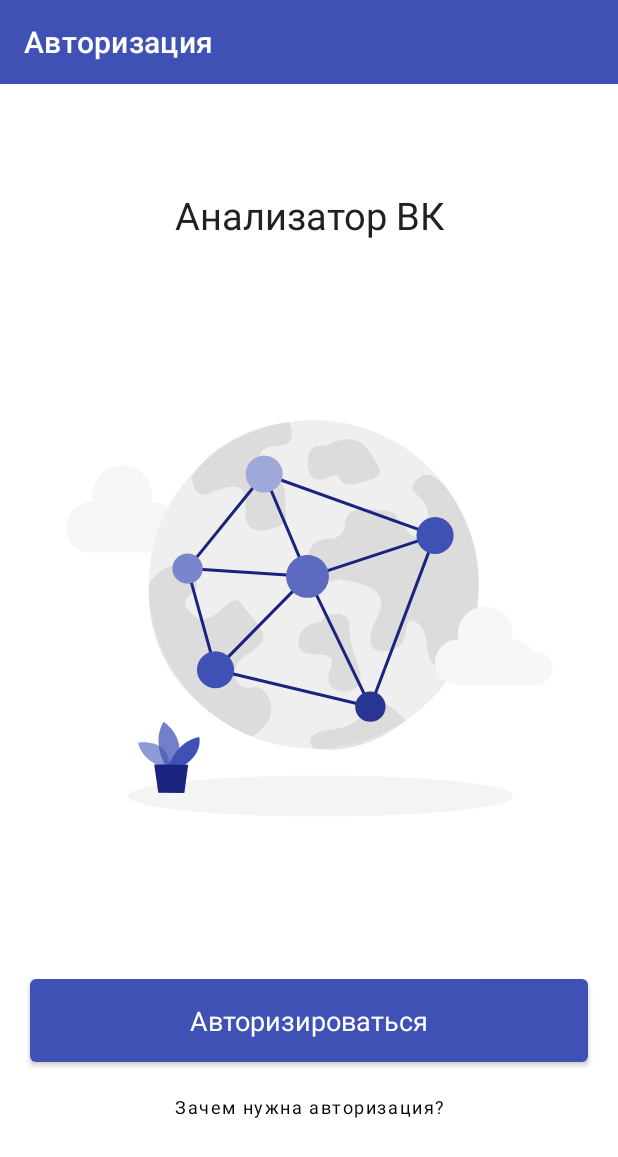
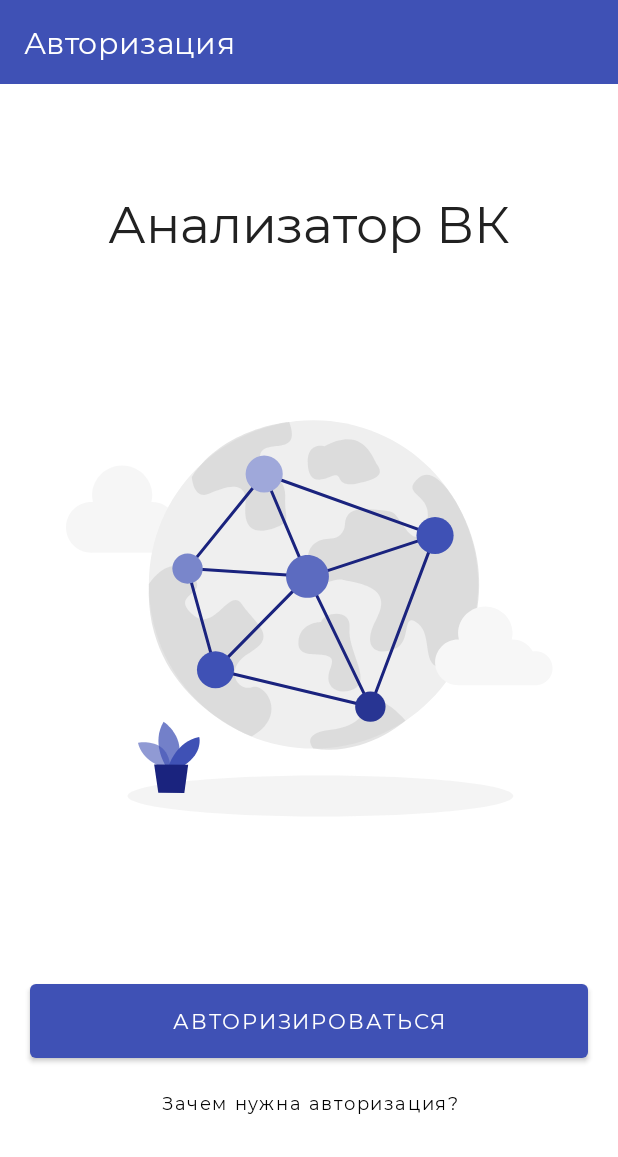
Before and after one commit to ivanovd422/VK.Analyzer, an Android app: the LoginActivity screen opened directly, with no data from a screen before it, on a phone screen of 412 x 824 dp. Shown: the top 1157 px of the screen. Run offline under Robolectric (Android 15) with nearby library versions, the light colour scheme and no system bars; libraries missing offline, so code that uses them is left out: com.vk.api; 6 statements that could not run were skipped.

Commit message:
add montserrat font

```diff
--- a/app/src/main/res/layout/activity_login.xml
+++ b/app/src/main/res/layout/activity_login.xml
@@ -12,14 +12,14 @@
 
     <TextView
         android:id="@+id/tv_title_login"
-        style="@style/Widget.TextView.Regular"
+        style="@style/Widget.TextView.Montserrat"
         android:layout_width="wrap_content"
         android:layout_height="wrap_content"
         android:layout_marginTop="70dp"
         android:gravity="center"
         android:text="@string/login_main_text"
         android:textColor="@color/colorBlack"
-        android:textSize="25sp"
+        android:textSize="34sp"
 
         app:layout_constraintEnd_toEndOf="parent"
         app:layout_constraintStart_toStartOf="parent"
@@ -45,7 +45,7 @@
 
         <Button
             android:id="@+id/btn_auth_by_vk"
-            style="@style/Widget.TextView.Regular"
+            style="@style/MaterialButton.Montserrat"
             android:layout_width="match_parent"
             android:layout_height="wrap_content"
             android:layout_marginStart="20dp"
@@ -54,11 +54,11 @@
             android:padding="15dp"
             android:text="@string/auth_by_vk"
             android:textColor="@color/colorWhite"
-            android:textSize="18sp"/>
+            android:textSize="14sp"/>
 
         <Button
             android:id="@+id/btn_why_should_auth"
-            style="@style/MaterialButton.Borderless"
+            style="@style/MaterialButton.Borderless.Montserrat"
             android:layout_width="wrap_content"
             android:layout_height="wrap_content"
             android:layout_gravity="center"
--- a/app/src/main/res/layout/dialog_auth_info.xml
+++ b/app/src/main/res/layout/dialog_auth_info.xml
@@ -39,7 +39,7 @@
 
     <com.google.android.material.button.MaterialButton
         android:id="@+id/btn_ok"
-        style="@style/MaterialButton"
+        style="@style/MaterialButton.Montserrat"
         android:layout_width="0dp"
         android:layout_height="wrap_content"
         android:layout_margin="20dp"
--- a/app/src/main/res/layout/dialog_permissions_info.xml
+++ b/app/src/main/res/layout/dialog_permissions_info.xml
@@ -39,7 +39,7 @@
 
     <com.google.android.material.button.MaterialButton
         android:id="@+id/btn_ok"
-        style="@style/MaterialButton"
+        style="@style/MaterialButton.Montserrat"
         android:layout_width="0dp"
         android:layout_height="wrap_content"
         android:layout_margin="20dp"
--- a/app/src/main/res/layout/dialog_permissions_never_ask.xml
+++ b/app/src/main/res/layout/dialog_permissions_never_ask.xml
@@ -39,7 +39,7 @@
 
     <com.google.android.material.button.MaterialButton
         android:id="@+id/btn_accept"
-        style="@style/MaterialButton"
+        style="@style/MaterialButton.Montserrat"
         android:layout_width="0dp"
         android:layout_height="wrap_content"
         android:layout_margin="20dp"
--- a/app/src/main/res/layout/fragment_friends.xml
+++ b/app/src/main/res/layout/fragment_friends.xml
@@ -96,7 +96,7 @@
 
     <Button
         android:id="@+id/btn_find_friends"
-        style="@style/MaterialButton"
+        style="@style/MaterialButton.Montserrat"
         android:layout_width="match_parent"
         android:layout_height="wrap_content"
         android:layout_alignParentBottom="true"
--- a/app/src/main/res/layout/fragment_photos_near.xml
+++ b/app/src/main/res/layout/fragment_photos_near.xml
@@ -71,6 +71,7 @@
 
             <Button
                 android:id="@+id/btn_request_permissions"
+                style="@style/MaterialButton.Montserrat"
                 android:padding="15dp"
                 android:layout_width="match_parent"
                 android:layout_height="wrap_content"
--- a/app/src/main/res/values/styles.xml
+++ b/app/src/main/res/values/styles.xml
@@ -36,7 +36,9 @@
         <item name="android:fontFamily">sans-serif-light</item>
     </style>
 
-    <style name="Analyzer.Toolbar" parent="ThemeOverlay.AppCompat.Dark.ActionBar" />
+    <style name="Analyzer.Toolbar" parent="ThemeOverlay.AppCompat.Dark.ActionBar">
+        <item name="android:fontFamily">@font/montserrat_regular</item>
+    </style>
 
     <style name="Analyzer.Toolbar.Popup" parent="ThemeOverlay.AppCompat.Light" />
 
@@ -65,4 +67,23 @@
         <item name="strokeWidth">0dp</item>
         <item name="android:textStyle">bold</item>
     </style>
+
+    <style name="Widget.TextView.Montserrat">
+        <item name="android:fontFamily">@font/montserrat_regular</item>
+    </style>
+
+    <style name="MaterialButton.Montserrat" parent="Widget.MaterialComponents.Button">
+        <item name="android:minHeight">48dip</item>
+        <item name="android:minWidth">88dip</item>
+        <item name="android:focusable">true</item>
+        <item name="android:clickable">true</item>
+        <item name="android:gravity">center_vertical|center_horizontal</item>
+        <item name="backgroundTint">@color/colorPrimary</item>
+        <item name="android:fontFamily">@font/montserrat_regular</item>
+    </style>
+
+    <style name="MaterialButton.Borderless.Montserrat" parent="Widget.MaterialComponents.Button.OutlinedButton">
+        <item name="android:fontFamily">@font/montserrat_regular</item>
+        <item name="strokeWidth">0dp</item>
+    </style>
 </resources>
```
Also changed, not shown: app/src/main/res/layout/bottom_sheet_user_info.xml (+7 -9 lines), app/src/main/res/layout/fragment_friends_1.xml (deleted, +0 -133 lines), app/src/main/res/font/montserrat_regular.ttf (added).
